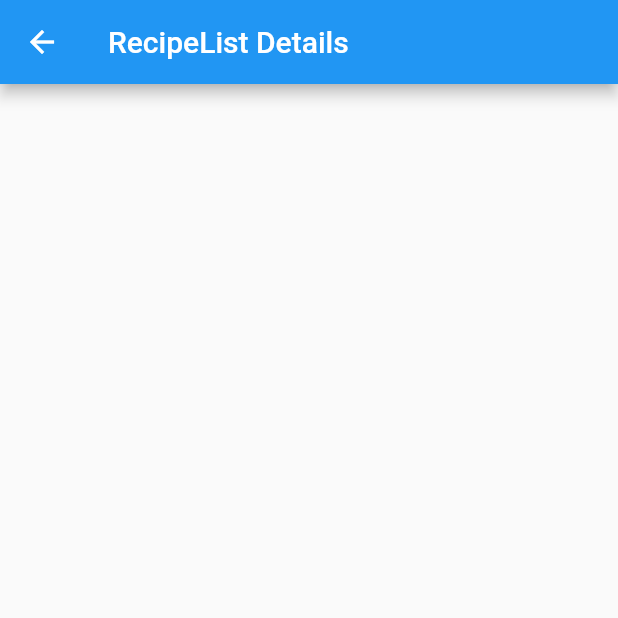
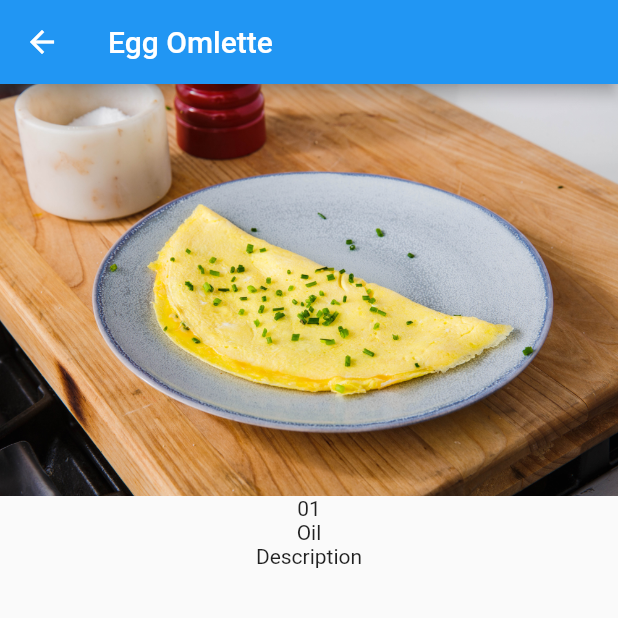
Before and after one commit to tarina-r/what-to-cook, a Flutter app: the RecipeListScreen screen opened directly, after a tap on "01", on a phone screen of 412 x 824 dp, the top half of it. Run offline on Flutter 3.47's test engine with Material 2 defaults, Android fonts, the phone set to English and light mode, and no system bars.

Commit message:
displayed image in details page

```diff
--- a/lib/model/recipe.model.dart
+++ b/lib/model/recipe.model.dart
@@ -24,21 +24,59 @@ class Recipe {
 class Items {
   late String id;
   late String name;
+  late List<Ingredients> ingredients;
   late String description;
+  late String image;
 
-  Items({required this.id, required this.name, required this.description});
+  Items({
+    required this.id,
+    required this.name,
+    required this.ingredients,
+    required this.description,
+    required this.image,
+  });
 
   Items.fromJson(Map<String, dynamic> json) {
     id = json['id'];
     name = json['name'];
+    if (json['ingredients'] != null) {
+      ingredients = <Ingredients>[];
+      json['ingredients'].forEach((v) {
+        ingredients!.add(new Ingredients.fromJson(v));
+      });
+    }
     description = json['description'];
+    image = json['image'];
   }
 
   Map<String, dynamic> toJson() {
     final Map<String, dynamic> data = new Map<String, dynamic>();
     data['id'] = this.id;
     data['name'] = this.name;
+    if (this.ingredients != null) {
+      data['ingredients'] = this.ingredients!.map((v) => v.toJson()).toList();
+    }
     data['description'] = this.description;
+    data['image'] = this.image;
     return data;
   }
 }
+
+class Ingredients {
+ late int value;
+  late String title;
+
+  Ingredients({required this.value, required this.title});
+
+  Ingredients.fromJson(Map<String, dynamic> json) {
+    value = json['value'];
+    title = json['title'];
+  }
+
+  Map<String, dynamic> toJson() {
+    final Map<String, dynamic> data = new Map<String, dynamic>();
+    data['value'] = this.value;
+    data['title'] = this.title;
+    return data;
+  }
+}
--- a/lib/screen/recipe_details_screen.dart
+++ b/lib/screen/recipe_details_screen.dart
@@ -1,7 +1,10 @@
+import 'package:cook/model/recipe.model.dart';
 import 'package:flutter/material.dart';
 
 class RecipeListDetailsScreen extends StatefulWidget {
-  const RecipeListDetailsScreen({Key? key}) : super(key: key);
+  final Items items;
+
+  const RecipeListDetailsScreen({Key? key, required this.items}) : super(key: key);
 
   @override
   _RecipeListDetailsScreenState createState() => _RecipeListDetailsScreenState();
@@ -11,7 +14,16 @@ class _RecipeListDetailsScreenState extends State<RecipeListDetailsScreen> {
   @override
   Widget build(BuildContext context) {
     return Scaffold(
-        appBar: AppBar(title: const Text("RecipeList Details"))
+      appBar: AppBar(title: Text(widget.items.name)),
+      body: Column(
+        children: [
+          // Container(child: Image.asset(widget.items.image)),
+          Image(image: AssetImage(widget.items.image)),
+          Text(widget.items.id),
+          Text(widget.items.ingredients.first.title),
+          Text(widget.items.description),
+        ],
+      ),
     );
   }
 }
--- a/lib/screen/recipe_list_screen.dart
+++ b/lib/screen/recipe_list_screen.dart
@@ -13,7 +13,7 @@ class RecipeListScreen extends StatefulWidget {
 }
 
 class _RecipeListScreenState extends State<RecipeListScreen> {
-  Recipe _recipe = new Recipe();
+  Recipe _recipe = Recipe();
 
   @override
   initState() {
@@ -25,14 +25,12 @@ class _RecipeListScreenState extends State<RecipeListScreen> {
     final String response = await rootBundle.loadString('assets/sample.json');
     final data = await json.decode(response);
     setState(() {
-      // items = data["items"];
-      // _recipe = data;
       _recipe = Recipe.fromJson(data);
     });
   }
 
-  navigate(BuildContext context) {
-    Navigator.push(context, MaterialPageRoute(builder: (context) => const RecipeListDetailsScreen()));
+  navigate(BuildContext context, Items items) {
+    Navigator.push(context, MaterialPageRoute(builder: (context) =>  RecipeListDetailsScreen(items: items)));
   }
 
   @override
@@ -60,7 +58,7 @@ class _RecipeListScreenState extends State<RecipeListScreen> {
                             leading: Text(items[index].id),
                             title: Text(items[index].name),
                             subtitle: Text(items[index].description),
-                            onTap: () => navigate(context),
+                            onTap: () => navigate(context, items[index]),
                           ),
                         );
                       },
--- a/pubspec.yaml
+++ b/pubspec.yaml
@@ -59,6 +59,7 @@ flutter:
 
   assets:
     - assets/sample.json
+    - assets/images/
 
   # To add assets to your application, add an assets section, like this:
   # assets:
```
Also changed, not shown: assets/sample.json (+65 -10 lines), assets/images/fried.jpg (added), assets/images/med.jpg (added), assets/images/omlette.jpg (added), assets/images/poached.jpg (added), assets/images/sandwich.jpg (added).
